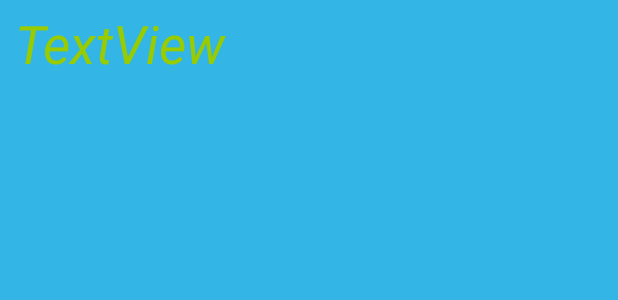
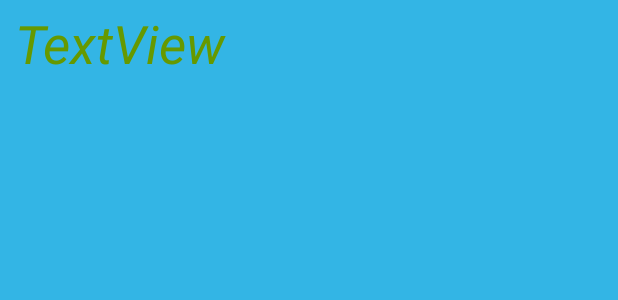
Before and after one commit to ganaidu707/NITJSR-Guide-APP, an Android app: the layout listhall.xml on its own in the app's theme, with its tools: preview values and no code run, on a phone screen of 412 x 824 dp. Shown: the top 300 px of the screen. Run offline under Robolectric (Android 15) with nearby library versions, the phone set to English and light mode, and no system bars.

Commit message:
changed color of some text and changed developer photo

```diff
--- a/app/src/main/res/layout/listhall.xml
+++ b/app/src/main/res/layout/listhall.xml
@@ -10,10 +10,10 @@
         android:layout_marginTop="5dp"
         android:layout_marginLeft="10dp"
         android:layout_width="match_parent"
-        android:layout_height="80dp"
+        android:layout_height="50dp"
         android:text="@string/textviewhall"
         android:textSize="35sp"
         android:textStyle="italic"
-        android:textColor="@android:color/holo_green_light"/>
+        android:textColor="@android:color/holo_green_dark"/>
 
 </LinearLayout>
--- a/app/src/main/res/layout/listinside.xml
+++ b/app/src/main/res/layout/listinside.xml
@@ -16,5 +16,5 @@
         android:text="@string/textviewinside"
         android:textSize="35sp"
         android:textStyle="italic"
-        android:textColor="@android:color/holo_green_light"/>
+        android:textColor="@android:color/holo_green_dark"/>
 </LinearLayout>
```
Also changed, not shown: app/src/main/java/com/myapps/nitjsr/guide/People.java (+7 -7 lines).
